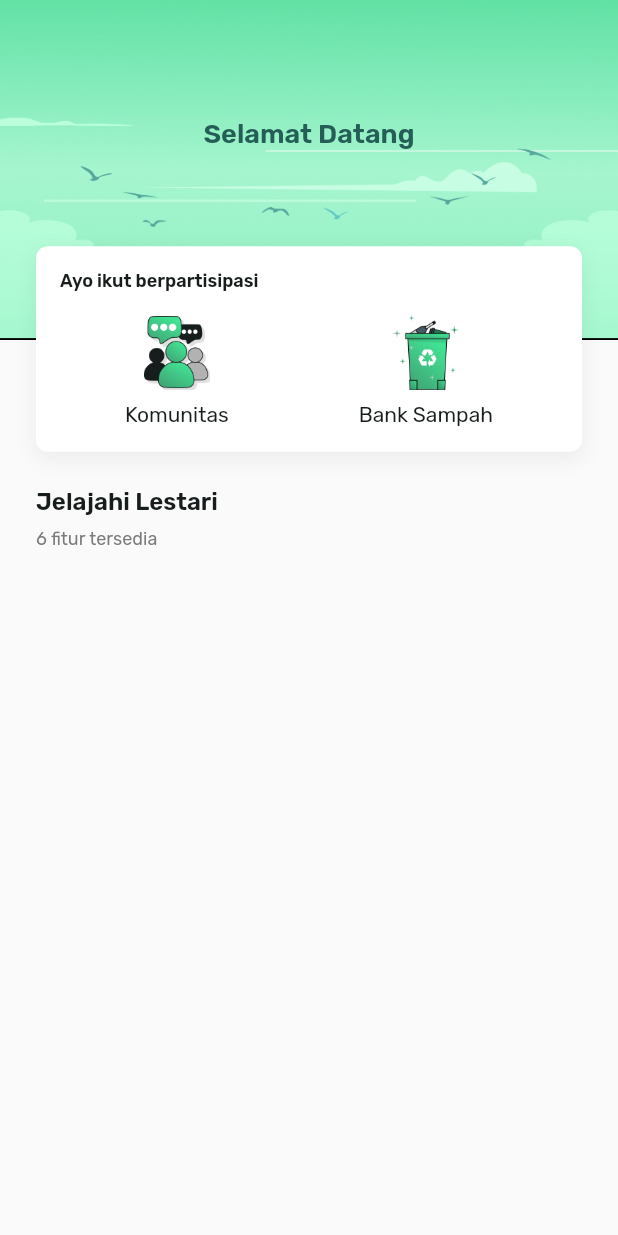
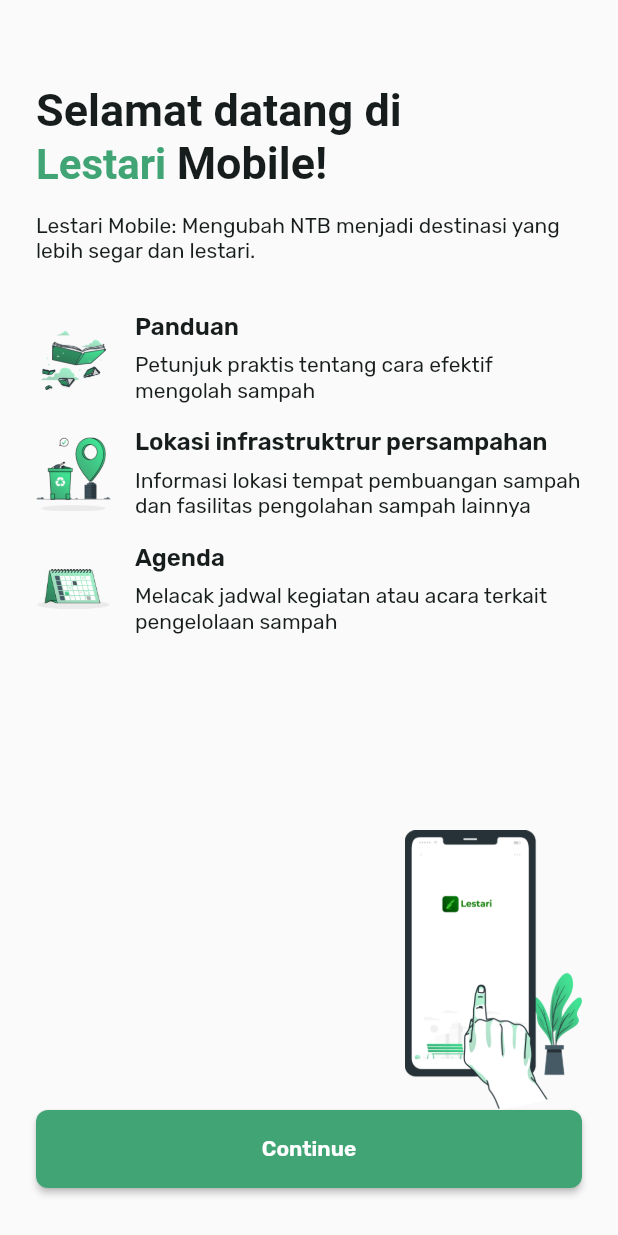
Before and after one commit to FahrendraKhoirul/lestari, a Flutter app: the screen it shows after launch, on a phone screen of 412 x 824 dp. Run offline on Flutter 3.47's test engine with Material 2 defaults, Android fonts, the phone set to English and light mode, and no system bars; our stand-ins replace flutter_animate.

Commit message:
Add landing

```diff
--- a/lib/constants.dart
+++ b/lib/constants.dart
@@ -41,7 +41,7 @@
 const headline1 = TextStyle(
   color: earieBlack,
   fontSize: 30,
-  fontWeight: FontWeight.w600,
+  fontWeight: FontWeight.w700,
 );
 
 const headline2 = TextStyle(
--- a/lib/main.dart
+++ b/lib/main.dart
@@ -1,6 +1,5 @@
 import 'package:flutter/material.dart';
-import 'views/screens/home.dart';
-import 'views/screens/splash.dart';
+import 'package:lestari/views/screens/landing.dart';
 
 void main() {
   runApp(const MainApp());
@@ -13,7 +12,7 @@
   Widget build(BuildContext context) {
     return MaterialApp(
       debugShowCheckedModeBanner: false,
-      home: const Home(),
+      home: const Landing(),
       theme: ThemeData(
         fontFamily: "Rubik",
       ),
--- a/lib/views/screens/landing.dart
+++ b/lib/views/screens/landing.dart
@@ -0,0 +1,62 @@
+import 'package:flutter/material.dart';
+import 'package:lestari/constants.dart';
+import 'package:lestari/views/widgets/custom_buttons.dart';
+import 'package:lestari/views/widgets/landing_widgets.dart';
+
+class Landing extends StatelessWidget {
+  const Landing({super.key});
+
+  @override
+  Widget build(BuildContext context) {
+    var heightScreen = MediaQuery.of(context).size.height;
+
+    return Scaffold(
+      body: Padding(
+        padding: const EdgeInsets.symmetric(
+            horizontal: paddingMedium, vertical: paddingLarge),
+        child: Column(
+          crossAxisAlignment: CrossAxisAlignment.start,
+          children: [
+            const SizedBox(height: paddingMedium),
+            RichText(
+              text: TextSpan(
+                  text: "Selamat datang di \n",
+                  style: headline1,
+                  children: <TextSpan>[
+                    TextSpan(
+                        text: "Lestari ",
+                        style: customTextStyle(
+                            size: 28,
+                            color: darkGreen,
+                            weight: FontWeight.w700)),
+                    const TextSpan(text: "Mobile!", style: headline1)
+                  ]),
+            ),
+            const SizedBox(height: paddingSmall),
+            const Text(
+                "Lestari Mobile: Mengubah NTB menjadi destinasi yang lebih segar dan lestari.",
+                style: paragraph),
+            const SizedBox(height: paddingLarge),
+            landingListItem("assets/images/illus_panduan.png", "Panduan",
+                "Petunjuk praktis tentang cara efektif mengolah sampah"),
+            landingListItem(
+                "assets/images/illus_lokasi.png",
+                "Lokasi infrastruktrur persampahan",
+                "Informasi lokasi tempat pembuangan sampah dan fasilitas pengolahan sampah lainnya"),
+            landingListItem("assets/images/illus_agenda.png", "Agenda",
+                "Melacak jadwal kegiatan atau acara terkait pengelolaan sampah"),
+            Spacer(),
+            Align(
+              alignment: Alignment.bottomRight,
+              child: Image.asset(
+                "assets/images/illus_landing.png",
+                height: (heightScreen - 320) * 0.37,
+              ),
+            ),
+            buttonExpanded("Continue", () {}),
+          ],
+        ),
+      ),
+    );
+  }
+}
--- /dev/null
+++ b/lib/views/widgets/custom_buttons.dart
@@ -0,0 +1,35 @@
+import 'package:flutter/material.dart';
+import 'package:lestari/constants.dart';
+
+Widget buttonExpanded(String text, Function() fun) {
+  return SizedBox(
+    width: double.infinity,
+    height: 52,
+    child: ElevatedButton(
+      onPressed: () {},
+      style: ElevatedButton.styleFrom(
+          backgroundColor: darkGreen,
+          shape: RoundedRectangleBorder(
+              borderRadius: BorderRadius.circular(roundedSize))),
+      child: Text(
+        text,
+        style: buttonTextStyle,
+      ),
+    ),
+  );
+}
+
+Widget buttonSmall(String text, Function() fun) {
+  return ElevatedButton(
+    onPressed: fun,
+    style: ElevatedButton.styleFrom(
+        fixedSize: const Size(double.infinity, 50),
+        backgroundColor: darkGreen,
+        shape: RoundedRectangleBorder(
+            borderRadius: BorderRadius.circular(roundedSize))),
+    child: Text(
+      text,
+      style: buttonTextStyle,
+    ),
+  );
+}
--- /dev/null
+++ b/lib/views/widgets/landing_widgets.dart
@@ -0,0 +1,27 @@
+import 'package:flutter/material.dart';
+import 'package:lestari/constants.dart';
+
+Widget landingListItem(String images, titleText, descText) {
+  return Container(
+    margin: const EdgeInsets.only(bottom: paddingSmall),
+    child: Row(
+      children: [
+        Image.asset(
+          images,
+          width: 50,
+        ),
+        const SizedBox(width: paddingSmall),
+        Expanded(
+          child: Column(
+            crossAxisAlignment: CrossAxisAlignment.start,
+            children: [
+              Text(titleText, style: title),
+              const SizedBox(height: paddingXXSmall),
+              Text(descText, style: paragraph)
+            ],
+          ),
+        )
+      ],
+    ),
+  );
+}
```
Also changed, not shown: pubspec.lock, 1 other file.
